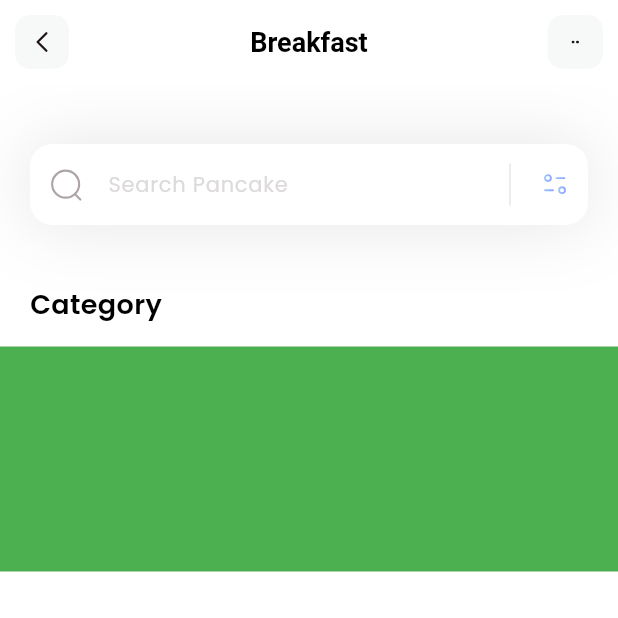
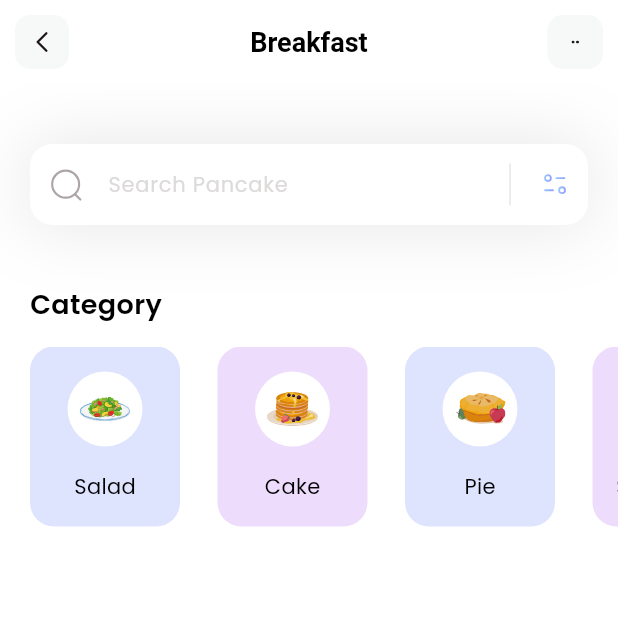
Before and after one commit to superGemHere/Flutter-Beginner-Friendly-Project, a Flutter app: the screen it shows after launch, on a phone screen of 412 x 824 dp, the top half of it. Run offline on Flutter 3.47's test engine with Material 3 defaults, Android fonts, the phone set to English and light mode, and no system bars; our stand-ins replace flutter_svg.

Commit message:
feat: implement categories section

```diff
--- a/fitness/lib/pages/home.dart
+++ b/fitness/lib/pages/home.dart
@@ -1,11 +1,19 @@
+import 'package:fitness/models/category_model.dart';
 import 'package:flutter/material.dart';
 import 'package:flutter_svg/flutter_svg.dart';
 
 class HomePage extends StatelessWidget {
-  const HomePage({super.key});
+  HomePage({super.key});
+
+  List<CategoryModel> categories = [];
+
+  void _getCategories() {
+    categories = CategoryModel.getCategories();
+  }
 
   @override
   Widget build(BuildContext context) {
+    _getCategories();
     return Scaffold(
       appBar: appBar(),
       backgroundColor: Colors.white,
@@ -14,7 +22,14 @@ class HomePage extends StatelessWidget {
         children: [
           _searchField(),
           SizedBox(height: 40),
-          Column(
+          _categoriesSection()
+        ],
+      ),
+    );
+  }
+
+  Column _categoriesSection() {
+    return Column(
           crossAxisAlignment: CrossAxisAlignment.start,
           children: [
             Padding(
@@ -30,13 +45,50 @@ class HomePage extends StatelessWidget {
             ),
             SizedBox(height: 15),
             Container(
-                height: 150,
-                color: Colors.green,
+              height: 120,
+              child: ListView.separated(
+                itemCount: categories.length,
+                scrollDirection: Axis.horizontal,
+                padding: EdgeInsets.only(left: 20, right: 20,),
+                separatorBuilder: (context, index) => SizedBox(width: 25,),
+                itemBuilder: (context, index){
+                  return Container(
+                    width: 100,
+                    decoration: BoxDecoration(
+                      color: categories[index].boxColor.withOpacity(0.3),
+                      borderRadius: BorderRadius.circular(16)
+                    ),
+                    child: Column(
+                      mainAxisAlignment: MainAxisAlignment.spaceEvenly,
+                      children: [
+                        Container(
+                          width: 50,
+                          height: 50,
+                          decoration: BoxDecoration(
+                            color: Colors.white,
+                            shape: BoxShape.circle,
+                          ),
+                          child: Padding(
+                            padding: const EdgeInsets.all(8.0),
+                            child: SvgPicture.asset(categories[index].iconPath),
+                          ),
+                        ),
+                        Text(
+                          categories[index].name,
+                          style: TextStyle(
+                            fontWeight: FontWeight.w400,
+                            color: Colors.black,
+                            fontSize: 14,
+                          ),
+                        )
+
+                      ],
+                    ),
+                  );
+                },
+              )
             )
           ],
-          )
-        ],
-      ),
         );
   }
 
```
Lines whose indentation alone changed are shown as unchanged.
